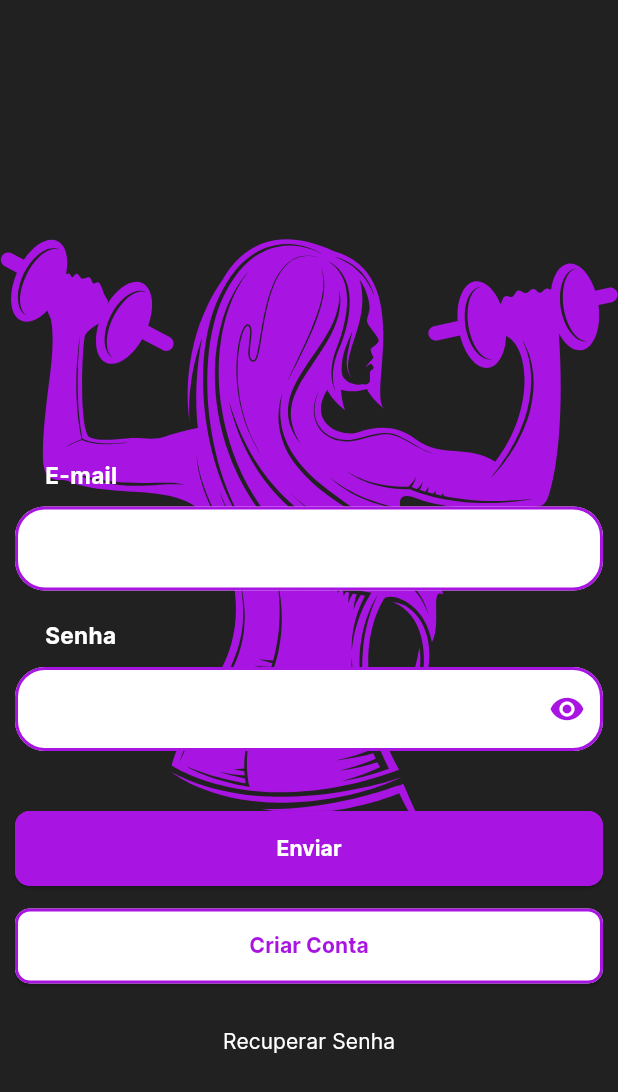
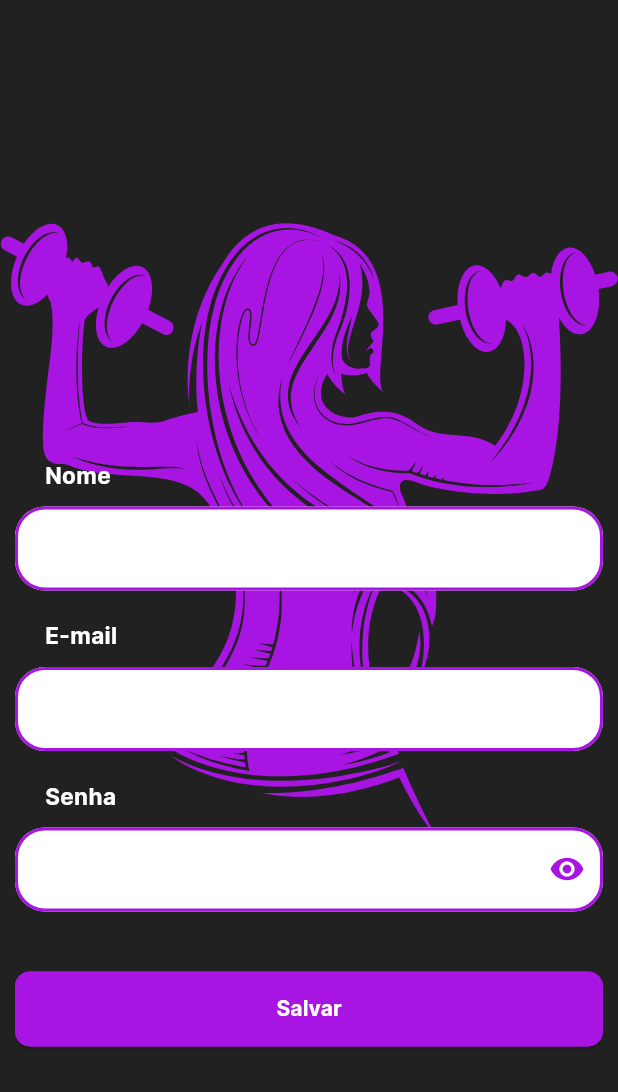
Before and after one commit to rafaelcsilvadev/gym, a Flutter app: the screen it shows after launch, after a tap on "Criar Conta", on a phone screen of 412 x 824 dp. Shown: the top 1092 px of the screen. Run offline on Flutter 3.47's test engine with Material 3 defaults, Android fonts, the phone set to English and light mode, and no system bars; our stand-ins replace flutter_modular, flutter_svg_provider.

Commit message:
0.2.0+0 Criado tela de registro

```diff
--- /dev/null
+++ b/lib/app/signin/routes/routes.dart
@@ -0,0 +1,4 @@
+abstract class Routes {
+  static const signIn = '/';
+  static const signUp = '/signUp';
+}
--- a/lib/app/signin/signin_module.dart
+++ b/lib/app/signin/signin_module.dart
@@ -1,6 +1,8 @@
 import 'package:flutter_modular/flutter_modular.dart';
+import 'package:gym/app/signin/routes/routes.dart';
 import 'package:gym/app/signin/views/code_view.dart';
 import 'package:gym/app/signin/views/signin_view.dart';
+import 'package:gym/app/signin/views/singup_view.dart';
 
 class SignInModule extends Module {
 
@@ -12,7 +14,8 @@ class SignInModule extends Module {
   @override
   void routes(RouteManager r) {
     super.routes(r);
-    r.child('/', child: (context) => const SignInView());
+    r.child(Routes.signIn, child: (context) => const SignInView());
     r.child('/code', child: (context) => const CodeView());
+    r.child(Routes.signUp, child: (context) => const SignUpView());
   }
 }
--- a/lib/app/signin/views/signin_view.dart
+++ b/lib/app/signin/views/signin_view.dart
@@ -1,5 +1,6 @@
 import 'package:flutter/material.dart';
 import 'package:flutter_svg_provider/flutter_svg_provider.dart';
+import 'package:gym/app/signin/routes/routes.dart';
 import 'package:gym/core/assets/images/app_images.dart';
 import 'package:gym/core/theme/app_colors.dart';
 import 'package:gym/core/widgets/app_button.dart';
@@ -68,7 +69,9 @@ class _SignInInState extends State<SignInView> {
                         width: constraints.maxWidth,
                         height: 50,
                         child: AppButton(
-                          onPressed: () {},
+                          onPressed: () {
+                            Navigator.pushNamed(context, Routes.signUp);
+                          },
                           text: 'Criar Conta',
                           textColor: AppColors.primaryColor,
                           background: AppColors.neutralColor,
--- /dev/null
+++ b/lib/app/signin/views/singup_view.dart
@@ -0,0 +1,83 @@
+import 'package:flutter/material.dart';
+import 'package:flutter_svg_provider/flutter_svg_provider.dart';
+import 'package:gym/core/assets/images/app_images.dart';
+import 'package:gym/core/theme/app_colors.dart';
+import 'package:gym/core/widgets/app_button.dart';
+import 'package:gym/core/widgets/app_input.dart';
+import 'package:gym/core/widgets/layout.dart';
+
+class SignUpView extends StatefulWidget {
+  const SignUpView({super.key});
+
+  @override
+  State<SignUpView> createState() => _SignInInState();
+}
+
+class _SignInInState extends State<SignUpView> {
+  @override
+  Widget build(BuildContext context) {
+    return Layout(
+      backgroundColor: AppColors.background,
+      statusBarColor: AppColors.background,
+      systemNavigationBarColor: AppColors.background,
+      systemNavigationBarDividerColor: AppColors.background,
+      statusBarBrightness: Brightness.light,
+      systemNavigationBarIconBrightness: Brightness.light,
+      statusBarIconBrightness: Brightness.light,
+      child: Container(
+        decoration: const BoxDecoration(
+          image: DecorationImage(
+            image: Svg(AppImages.girlGym),
+            alignment: Alignment.topCenter,
+          ),
+        ),
+        child: LayoutBuilder(
+          builder: (BuildContext context, BoxConstraints constraints) {
+            return Container(
+              margin: EdgeInsets.only(top: constraints.maxHeight * 0.36),
+              padding: const EdgeInsets.all(10),
+              child: SingleChildScrollView(
+                child: Column(
+                  children: [
+                    AppInput(
+                      labelText: 'Nome',
+                      onChange: (value) {},
+                      obscureText: false,
+                    ),
+                    Container(
+                      margin: const EdgeInsets.only(top: 20),
+                      child: AppInput(
+                        labelText: 'E-mail',
+                        onChange: (value) {},
+                        obscureText: false,
+                      ),
+                    ),
+                    Container(
+                      margin: const EdgeInsets.only(top: 20),
+                      child: AppInput(
+                        labelText: 'Senha',
+                        onChange: (value) {},
+                        obscureText: true,
+                      ),
+                    ),
+                    Container(
+                      margin: const EdgeInsets.only(top: 40),
+                      width: constraints.maxWidth,
+                      height: 50,
+                      child: AppButton(
+                        onPressed: () {},
+                        text: 'Salvar',
+                        textColor: AppColors.neutralColor,
+                        background: AppColors.primaryColor,
+                      ),
+                    ),
+                  ],
+                ),
+              ),
+            );
+          },
+        ),
+      ),
+    );
+  }
+}
--- a/pubspec.yaml
+++ b/pubspec.yaml
@@ -16,7 +16,7 @@ publish_to: 'none' # Remove this line if you wish to publish to pub.dev
 # https://developer.apple.com/library/archive/documentation/General/Reference/InfoPlistKeyReference/Articles/CoreFoundationKeys.html
 # In Windows, build-name is used as the major, minor, and patch parts
 # of the product and file versions while build-number is used as the build suffix.
-version: 0.1.0+0
+version: 0.2.0+0
 
 environment:
   sdk: '>=3.3.0 <4.0.0'
```
Also changed, not shown: 1 other file.
